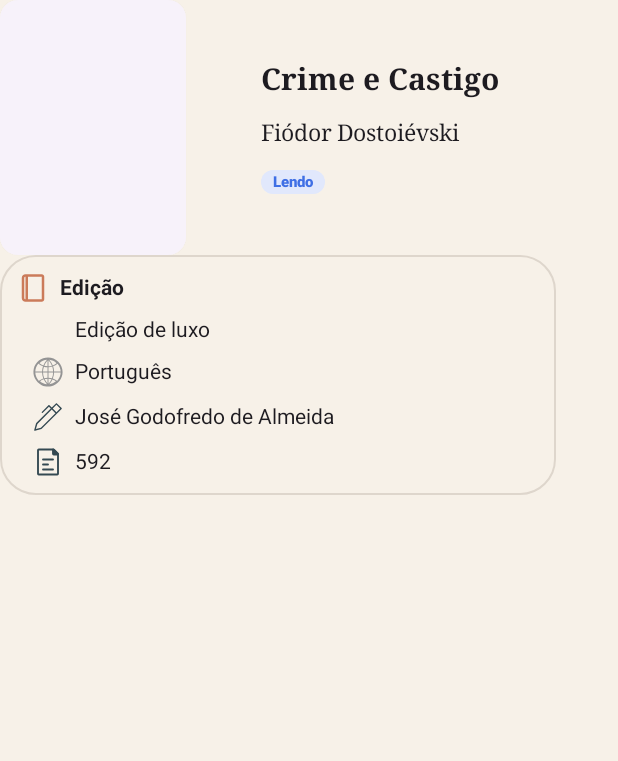
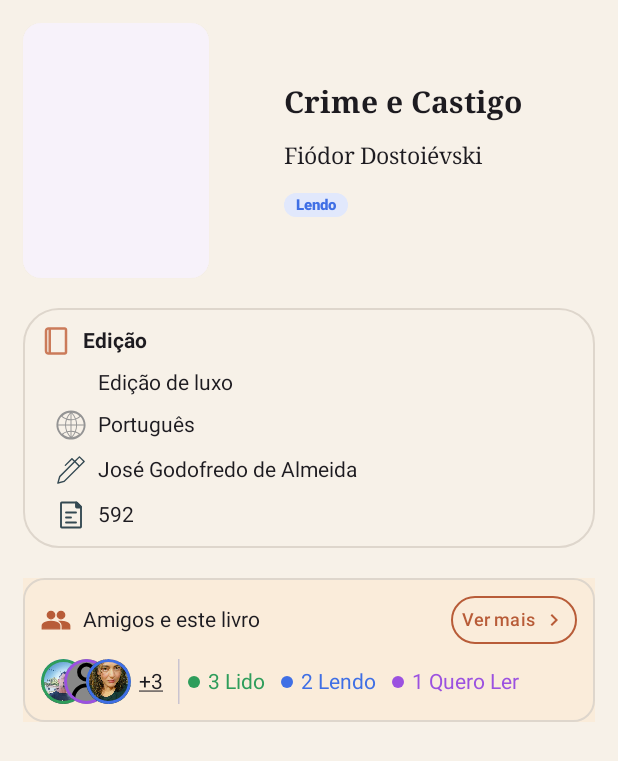
Before and after one commit to PedroHigorr/DeLibris, an Android app built with Jetpack Compose: the @Preview function BookPreview, on a phone screen of 412 x 824 dp. Shown: the top 761 px of the screen. Run offline under Robolectric (Android 15) with nearby library versions, the phone set to English and light mode, and no system bars; pictures from the network do not load.

Commit message:
Commit de save

```diff
--- a/app/src/main/java/com/example/delibris/ui/components/BookDescription.kt
+++ b/app/src/main/java/com/example/delibris/ui/components/BookDescription.kt
@@ -25,23 +25,17 @@ import androidx.compose.ui.unit.dp
 import androidx.compose.ui.unit.sp
 import coil3.compose.AsyncImage
 import com.example.delibris.core.common.ReadingStatus
+import com.example.delibris.domain.model.BookUIModel
 import com.example.delibris.domain.model.BookUserConnectionModel
 import com.example.delibris.sample.MockBookUserConCon
 import com.example.delibris.sample.MockBooks
 
 @Composable
 fun BookDescription(
-    bookId: Int,
-    userId: Int
+    book: BookUIModel,
+    status: ReadingStatus
 ) {
 
-    val conUser = MockBookUserConCon.usersBookConnections.first{
-        it.userId == userId && it.bookId == bookId
-    }
-
-    val currentBook = MockBooks.books.first{
-        it.id == bookId
-    }
 
     Row(
         modifier = Modifier.fillMaxWidth(),
@@ -53,7 +47,7 @@ fun BookDescription(
                 .height(170.dp)
         ) {
             AsyncImage(
-                model = currentBook.coverUrl,
+                model = book.coverUrl,
                 contentDescription = "Book Cover",
                 contentScale = ContentScale.Crop
             )
@@ -65,7 +59,7 @@ fun BookDescription(
 
         ) {
             Text(
-                text = currentBook.tittle,
+                text = book.tittle,
                 fontFamily = FontFamily.Serif,
                 fontSize = 20.sp,
                 lineHeight = 15.sp,
@@ -75,7 +69,7 @@ fun BookDescription(
                 modifier = Modifier.fillMaxWidth()
             )
             Text(
-                text = currentBook.author,
+                text = book.author,
                 fontFamily = FontFamily.Serif,
                 fontSize = 15.sp,
                 lineHeight = 15.sp,
@@ -86,7 +80,7 @@ fun BookDescription(
             )
 
             Status(
-                status = conUser.status,
+                status = status,
 
                 )
         }
@@ -98,7 +92,7 @@ fun BookDescription(
 fun  BookDesPreview(){
     Scaffold(modifier = Modifier.fillMaxSize()) { innerPadding ->
         Box(modifier = Modifier.padding(innerPadding)){
-            BookDescription(bookId = 1, userId = 1)
+            BookDescription(MockBooks.book15, ReadingStatus.READ)
         }
     }
 }
--- a/app/src/main/java/com/example/delibris/ui/components/BookEdition.kt
+++ b/app/src/main/java/com/example/delibris/ui/components/BookEdition.kt
@@ -32,7 +32,7 @@ fun BookEdition(
     val mockBook = MockBooks.books.firstOrNull { it.id == bookId }
     Box(
         modifier = modifier
-            .fillMaxWidth(0.9f)
+            .fillMaxWidth()
             .border(
                 width = 1.dp,
                 color = OutlineSoft,
--- a/app/src/main/java/com/example/delibris/ui/components/FriendsBooksBar.kt
+++ b/app/src/main/java/com/example/delibris/ui/components/FriendsBooksBar.kt
@@ -8,16 +8,23 @@ import androidx.compose.foundation.layout.Column
 import androidx.compose.foundation.layout.Row
 import androidx.compose.foundation.layout.fillMaxSize
 import androidx.compose.foundation.layout.fillMaxWidth
+import androidx.compose.foundation.layout.height
 import androidx.compose.foundation.layout.padding
+import androidx.compose.foundation.layout.size
+import androidx.compose.foundation.shape.CircleShape
 import androidx.compose.foundation.shape.RoundedCornerShape
 import androidx.compose.material3.Scaffold
 import androidx.compose.material3.Text
+import androidx.compose.material3.VerticalDivider
 import androidx.compose.runtime.Composable
 import androidx.compose.ui.Alignment
 import androidx.compose.ui.Modifier
 import androidx.compose.ui.tooling.preview.Preview
 import androidx.compose.ui.unit.dp
 import com.example.delibris.R
+import com.example.delibris.core.common.ReadingStatus
+import com.example.delibris.domain.model.BookUserConnectionModel
+import com.example.delibris.sample.MockBookUserConCon
 import com.example.delibris.ui.theme.IvoryHighlight
 import com.example.delibris.ui.theme.OutlineSoft
 import com.example.delibris.ui.theme.Terracotta
@@ -25,14 +32,25 @@ import com.example.delibris.ui.theme.Terracotta
 @Composable
 fun FriendsBookBar(
     modifier: Modifier = Modifier,
-    id: Int,
+    users: List<BookUserConnectionModel>
 ){
 
+    val reading = users.filter {
+        it.status == ReadingStatus.READING
+    }
+
+    val read = users.filter {
+        it.status == ReadingStatus.READ
+    }
+
+    val wish = users.filter {
+        it.status == ReadingStatus.WISH_LIST
+    }
 
 
     Box(
-        modifier = Modifier
-            .fillMaxWidth(0.9f)
+        modifier = modifier
+            .fillMaxWidth()
             .border(
                 width = 1.dp,
                 color = OutlineSoft,
@@ -41,6 +59,7 @@ fun FriendsBookBar(
             .background(IvoryHighlight)
     ){
         Column(
+            verticalArrangement = Arrangement.spacedBy(10.dp),
             modifier = Modifier.padding(12.dp)
         ) {
             Row(
@@ -61,16 +80,45 @@ fun FriendsBookBar(
                 )
             }
 
-            Row() {
-//                AvatarStack(
-//
-//                ) { }
+            Row(
+                verticalAlignment = Alignment.CenterVertically,
+            ) {
+                AvatarStack(
+                    users = users
+                ) { }
+
+                VerticalDivider( modifier = Modifier.height(30.dp).padding(start = 10.dp) )
+
+                ShowStatusQuantity( read.size, status = ReadingStatus.READ)
+
+                ShowStatusQuantity( reading.size, status = ReadingStatus.READING )
+
+                ShowStatusQuantity( wish.size, status = ReadingStatus.WISH_LIST)
+
             }
         }
 
     }
 }
 
+@Composable
+private fun ShowStatusQuantity(
+    quantity: Int,
+    status: ReadingStatus
+){
+
+    Row(
+        verticalAlignment = Alignment.CenterVertically,
+        horizontalArrangement = Arrangement.spacedBy(5.dp),
+        modifier = Modifier.padding(horizontal = 5.dp) ) {
+        Box(
+            modifier = Modifier
+                .background(color = statusColor(status), shape = CircleShape)
+                .size(8.dp)
+        )
+        Text(text = "$quantity ${status.value}", color = statusColor(status))
+    }
+}
 
 @Preview
 @Composable
@@ -80,7 +128,9 @@ fun FriendsBookBarPreview(){
 
         Box(modifier = Modifier.padding(innerPadding)){
 
-//            FriendsBookBar()
+            FriendsBookBar(users = MockBookUserConCon.usersBookConnections.filter {
+                it.bookId == 3
+            })
         }
 
     }
--- a/app/src/main/java/com/example/delibris/ui/screens/Book.kt
+++ b/app/src/main/java/com/example/delibris/ui/screens/Book.kt
@@ -18,6 +18,7 @@ import androidx.compose.material3.ElevatedCard
 import androidx.compose.material3.Scaffold
 import androidx.compose.material3.Text
 import androidx.compose.runtime.Composable
+import androidx.compose.ui.Alignment
 import androidx.compose.ui.Modifier
 import androidx.compose.ui.graphics.Color
 import androidx.compose.ui.layout.ContentScale
@@ -32,6 +33,7 @@ import com.example.delibris.sample.MockBooks
 import com.example.delibris.sample.MockUserUiModel
 import com.example.delibris.ui.components.BookDescription
 import com.example.delibris.ui.components.BookEdition
+import com.example.delibris.ui.components.FriendsBookBar
 import com.example.delibris.ui.theme.Ivory
 
 @Composable
@@ -40,6 +42,18 @@ fun Book(
     bookId: Int,
     ){
     val currentUser = MockUserUiModel.user1.id
+
+    val bookUserCon = MockBookUserConCon.usersBookConnections.first {
+        it.bookId == bookId && it.userId == currentUser
+    }
+
+    val users = MockBookUserConCon.usersBookConnections.filter {
+        it.bookId == bookId
+    }
+
+    val book = MockBooks.books.first {
+        it.id == bookId
+    }
 
     Scaffold(
         containerColor = Ivory,
@@ -51,18 +65,25 @@ fun Book(
         ){
 
             LazyColumn(
-
+                modifier = Modifier.padding(15.dp),
+                verticalArrangement = Arrangement.spacedBy(20.dp),
             ) {
                 item {
                     BookDescription(
-                        bookId = bookId,
-                        userId = currentUser
+                        book,
+                        bookUserCon.status
                     )
                 }
 
                 item {
                     BookEdition(
                         bookId = bookId
+                    )
+                }
+
+                item {
+                    FriendsBookBar(
+                        users = users
                     )
                 }
             }
```
